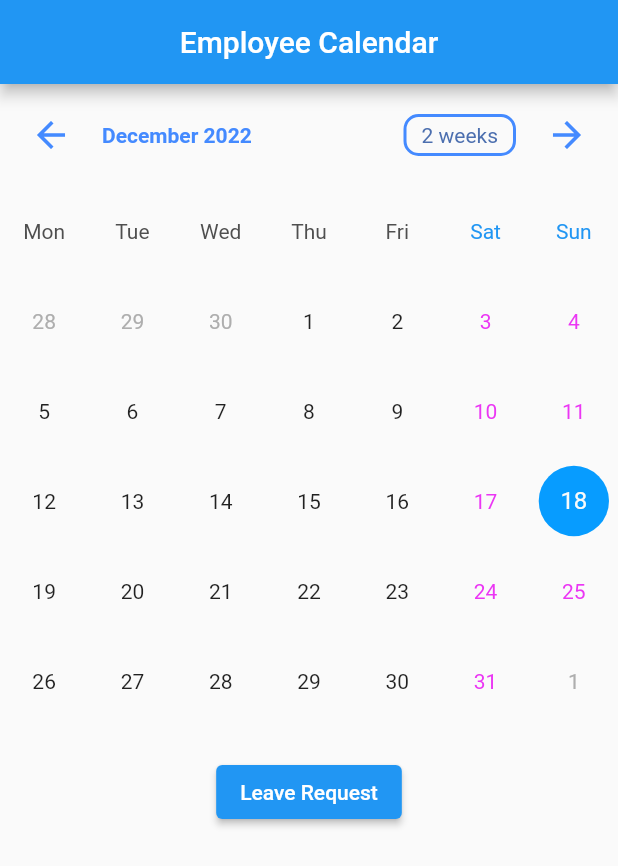
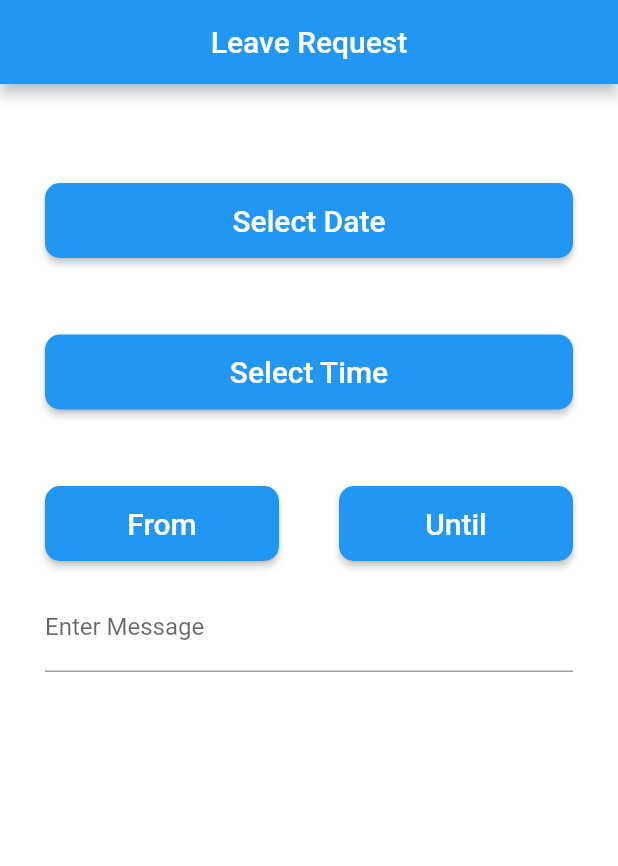
Before and after one commit to hariharankk/Employee-suite, a Flutter app: the screen it shows after launch, on a phone screen of 412 x 824 dp. Shown: the top 866 px of the screen. Run offline on Flutter 3.47's test engine with Material 2 defaults, Android fonts, the phone set to English and light mode, and no system bars; drawn by our look-alikes of table_calendar; our stand-ins replace bloc, bottom_navy_bar, camera, equatable, flutter_secure_storage, geolocator and 4 more; missing offline and left inert: great_circle_distance2, table_sticky_headers.

Commit message:
leave request modifs , under progress

```diff
--- a/lib/main.dart
+++ b/lib/main.dart
@@ -6,7 +6,8 @@
 import 'package:flutter/material.dart';
 import 'package:mark/ui/admin or user.dart';
 import 'package:mark/ui/login_page.dart';
-import 'package:mark/widgets/employeeCalendar.dart';
+import 'package:mark/widgets/employee_calendar.dart';
+import 'package:mark/ui/leave_request_page.dart';
 
 List<CameraDescription> cameras;
 var frontCamera;
@@ -35,10 +36,12 @@
   Widget build(BuildContext context) {
     return MaterialApp(
       title: "Attendance",
+      // title: title,
       debugShowCheckedModeBanner: false,
       home:
       // SplashScreen()
-      employeeCalendar()
+      // employeeCalendar(),
+      leaveRequest()
       );
 
   }
--- /dev/null
+++ b/lib/ui/leave_request_page.dart
@@ -0,0 +1,55 @@
+
+import 'package:flutter/material.dart';
+
+import '../widgets/date_picker.dart';
+import '../widgets/date_range.dart';
+import '../widgets/date_time_picker.dart';
+import '../widgets/time_picker.dart';
+
+class leaveRequest extends StatefulWidget {
+  // const leaveRequest({super.key});
+  @override
+
+  State<leaveRequest> createState() => _leaveRequestState();
+}
+
+
+class _leaveRequestState extends State<leaveRequest> {
+   int index = 0;
+
+  @override
+  Widget build(BuildContext context) => Scaffold(
+        appBar: AppBar(
+          centerTitle: true,
+          title: Text('Leave Request')),
+        body: buildPages(),
+      );
+
+  Widget buildPages() {
+        return Scaffold(
+          backgroundColor: Color.fromARGB(255, 255, 255, 255),
+          body: Padding(
+            padding: EdgeInsets.all(30),
+            child: Column(
+              mainAxisAlignment: MainAxisAlignment.start,
+              children: [
+
+                DatePickerWidget(),
+                const SizedBox(height: 15),
+                TimePickerWidget(),
+                const SizedBox(height: 15),
+                DateRangePickerWidget(),
+                const SizedBox(height: 15),
+                TextField(
+                decoration: InputDecoration(labelText: 'Enter Message'),
+                keyboardType: TextInputType.multiline,
+                minLines: 1,
+                maxLines: 5,
+                )
+              ],
+            ),
+          ),
+        );
+
+  }
+}
--- /dev/null
+++ b/lib/widgets/button_widget.dart
@@ -0,0 +1,80 @@
+import 'package:flutter/material.dart';
+
+class ButtonHeaderWidget extends StatelessWidget {
+  final String title;
+  final String text;
+  final VoidCallback onClicked;
+
+  const ButtonHeaderWidget({
+    Key key,
+    @required this.title,
+    @required this.text,
+    @required this.onClicked,
+  }) : super(key: key);
+
+  @override
+  Widget build(BuildContext context) => HeaderWidget(
+        title: title,
+        child: ButtonWidget(
+          text: text,
+          onClicked: onClicked,
+        ),
+      );
+}
+
+class ButtonWidget extends StatelessWidget {
+  final String text;
+  final VoidCallback onClicked;
+
+  const ButtonWidget({
+    Key key,
+    @required this.text,
+    @required this.onClicked,
+  }) : super(key: key);
+
+  @override
+  Widget build(BuildContext context) => ElevatedButton(
+        style: ElevatedButton.styleFrom(
+          shape: RoundedRectangleBorder(
+            borderRadius: BorderRadius.circular(10),
+          ),
+          minimumSize: Size.fromHeight(50),
+          primary: Colors.blue,
+        ),
+        child: FittedBox(
+          child: Text(
+            text,
+            style: TextStyle(fontSize: 20, color: Colors.white),
+          ),
+        ),
+        onPressed: onClicked,
+      );
+}
+
+class HeaderWidget extends StatelessWidget {
+  final String title;
+  final Widget child;
+
+  const HeaderWidget({
+    Key key,
+    @required this.title,
+    @required this.child,
+  }) : super(key: key);
+
+  @override
+  Widget build(BuildContext context) => Column(
+        crossAxisAlignment: CrossAxisAlignment.start,
+        children: [
+          Text(
+            title,
+            style: TextStyle(
+              color: Colors.white,
+              fontSize: 24,
+              fontWeight: FontWeight.bold,
+            ),
+          ),
+          const SizedBox(height: 8),
+          child,
+        ],
+      );
+}
--- /dev/null
+++ b/lib/widgets/date_picker.dart
@@ -0,0 +1,42 @@
+import 'package:mark/widgets/button_widget.dart';
+import 'package:flutter/material.dart';
+import 'package:intl/intl.dart';
+
+class DatePickerWidget extends StatefulWidget {
+  @override
+  _DatePickerWidgetState createState() => _DatePickerWidgetState();
+}
+
+class _DatePickerWidgetState extends State<DatePickerWidget> {
+  DateTime date;
+
+  String getText() {
+    if (date == null) {
+      return 'Select Date';
+    } else {
+      return DateFormat('MM/dd/yyyy').format(date);
+      // return '${date.month}/${date.day}/${date.year}';
+    }
+  }
+
+  @override
+  Widget build(BuildContext context) => ButtonHeaderWidget(
+        title: 'Date',
+        text: getText(),
+        onClicked: () => pickDate(context),
+      );
+
+  Future pickDate(BuildContext context) async {
+    final initialDate = DateTime.now();
+    final newDate = await showDatePicker(
+      context: context,
+      initialDate: date ?? initialDate,
+      firstDate: DateTime(DateTime.now().year - 5),
+      lastDate: DateTime(DateTime.now().year + 5),
+    );
+
+    if (newDate == null) return;
+
+    setState(() => date = newDate);
+  }
+}
--- /dev/null
+++ b/lib/widgets/date_range.dart
@@ -0,0 +1,69 @@
+import 'package:mark/widgets/button_widget.dart';
+import 'package:flutter/material.dart';
+import 'package:intl/intl.dart';
+
+class DateRangePickerWidget extends StatefulWidget {
+  @override
+  _DateRangePickerWidgetState createState() => _DateRangePickerWidgetState();
+}
+
+class _DateRangePickerWidgetState extends State<DateRangePickerWidget> {
+  DateTimeRange dateRange;
+
+  String getFrom() {
+    if (dateRange == null) {
+      return 'From';
+    } else {
+      return DateFormat('MM/dd/yyyy').format(dateRange.start);
+    }
+  }
+
+  String getUntil() {
+    if (dateRange == null) {
+      return 'Until';
+    } else {
+      return DateFormat('MM/dd/yyyy').format(dateRange.end);
+    }
+  }
+
+  @override
+  Widget build(BuildContext context) => HeaderWidget(
+        title: 'Date Range',
+        child: Row(
+          children: [
+            Expanded(
+              child: ButtonWidget(
+                text: getFrom(),
+                onClicked: () => pickDateRange(context),
+              ),
+            ),
+            const SizedBox(width: 8),
+            Icon(Icons.arrow_forward, color: Colors.white),
+            const SizedBox(width: 8),
+            Expanded(
+              child: ButtonWidget(
+                text: getUntil(),
+                onClicked: () => pickDateRange(context),
+              ),
+            ),
+          ],
+        ),
+      );
+
+  Future pickDateRange(BuildContext context) async {
+    final initialDateRange = DateTimeRange(
+      start: DateTime.now(),
+      end: DateTime.now().add(Duration(hours: 24 * 3)),
+    );
+    final newDateRange = await showDateRangePicker(
+      context: context,
+      firstDate: DateTime(DateTime.now().year - 5),
+      lastDate: DateTime(DateTime.now().year + 5),
+      initialDateRange: dateRange ?? initialDateRange,
+    );
+
+    if (newDateRange == null) return;
+
+    setState(() => dateRange = newDateRange);
+  }
+}
--- /dev/null
+++ b/lib/widgets/time_picker.dart
@@ -0,0 +1,42 @@
+import 'package:mark/widgets/button_widget.dart';
+import 'package:flutter/material.dart';
+import 'package:intl/intl.dart';
+
+class TimePickerWidget extends StatefulWidget {
+  @override
+  _TimePickerWidgetState createState() => _TimePickerWidgetState();
+}
+
+class _TimePickerWidgetState extends State<TimePickerWidget> {
+  TimeOfDay time;
+
+  String getText() {
+    if (time == null) {
+      return 'Select Time';
+    } else {
+      final hours = time.hour.toString().padLeft(2, '0');
+      final minutes = time.minute.toString().padLeft(2, '0');
+
+      return '$hours:$minutes';
+    }
+  }
+
+  @override
+  Widget build(BuildContext context) => ButtonHeaderWidget(
+        title: 'Time',
+        text: getText(),
+        onClicked: () => pickTime(context),
+      );
+
+  Future pickTime(BuildContext context) async {
+    final initialTime = TimeOfDay(hour: 9, minute: 0);
+    final newTime = await showTimePicker(
+      context: context,
+      initialTime: time ?? initialTime,
+    );
+
+    if (newTime == null) return;
+
+    setState(() => time = newTime);
+  }
+}
```
Also changed, not shown: lib/widgets/date_time_picker.dart (added, +73 -0 lines), lib/widgets/employee_calendar.dart (renamed from lib/widgets/employeeCalendar.dart), lib/widgets/leaveRequest.dart (deleted).
